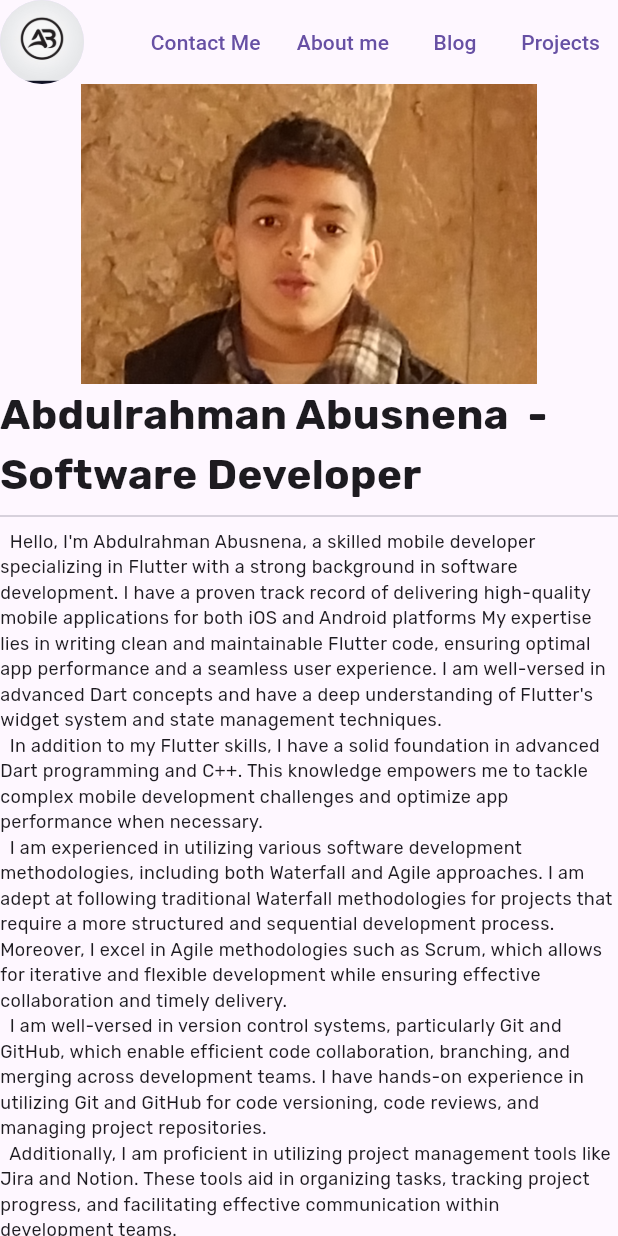
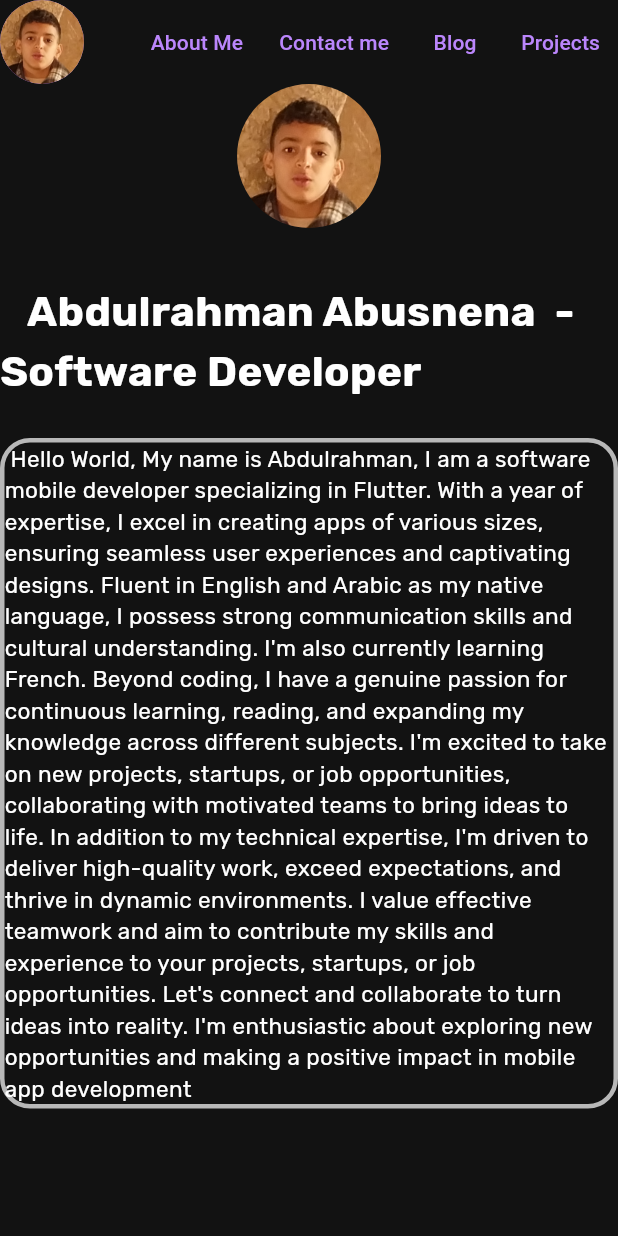
Before and after one commit to AbdulrahmanAbusnena/abdul-portofolio, a Flutter app: the screen it shows after launch, on a phone screen of 412 x 824 dp. Run offline on Flutter 3.47's test engine with Material 3 defaults, Android fonts, the phone set to English and light mode, and no system bars; drawn by our look-alikes of flutter_animate; our stand-ins replace google_fonts.

Commit message:
git commit

```diff
--- a/lib/about.dart
+++ b/lib/about.dart
@@ -1,4 +1,6 @@
+import 'package:abdul/themes_colors/theme.dart';
 import 'package:flutter/material.dart';
+import 'package:google_fonts/google_fonts.dart';
 
 class AboutPage extends StatefulWidget {
   const AboutPage({super.key});
@@ -11,8 +13,17 @@ class _AboutPageState extends State<AboutPage> {
   @override
   Widget build(BuildContext context) {
     return Scaffold(
-      body: Container(
-        child: Column(),
+      body: SingleChildScrollView(
+        child: Container(
+          child:
+              Column(crossAxisAlignment: CrossAxisAlignment.start, children: [
+            Text('About Me',
+                style: GoogleFonts.rubik(
+                  fontSize: 30,
+                  fontWeight: FontWeight.bold,
+                )),
+          ]),
+        ),
       ),
     );
   }
--- a/lib/homepage.dart
+++ b/lib/homepage.dart
@@ -1,4 +1,5 @@
 import 'package:flutter/material.dart';
+import 'package:flutter_animate/flutter_animate.dart';
 //import 'package:abdul/main.dart';
 import 'package:google_fonts/google_fonts.dart';
 import 'package:abdul/overview.dart';
@@ -16,15 +17,6 @@ class _HomePageState extends State<HomePage> {
   final name = 'Abdulrahman Abusnena';
   final jobTitle = 'Software Developer';
 
-  final intro = '';
-  final skills = [
-    'Mobile development',
-    'Flutter & dart',
-    'C++',
-    'Git',
-    'Github'
-  ];
-
   @override
   Widget build(BuildContext context) {
     return Scaffold(
@@ -34,69 +26,100 @@ class _HomePageState extends State<HomePage> {
           style: GoogleFonts.rubik(fontWeight: FontWeight.bold, fontSize: 25),
         ),
         // centerTitle: true,
-        leading: CircleAvatar(
+        leading: const CircleAvatar(
             backgroundImage: AssetImage(
-          'assets/ab.jpg',
+          'assets/abdul.png',
         )),
         actions: [
           TextButton(
               onPressed: () {
                 // ignore: avoid_print
-                print('Contact Me is Pressed');
+                print('About Me is Pressed');
               },
-              child: const Text('Contact Me')),
+              child: const Text('About Me')),
           TextButton(
             onPressed: () {
               // ignore: avoid_print
+              print('Contact me is Pressed');
             },
-            child: const Text('About me'),
+            child: const Text('Contact me'),
           ),
           TextButton(
-            onPressed: () {},
+            onPressed: () {
+              //ignore: avoid_print
+              print('Blog is Pressed');
+            },
             child: const Text('Blog'),
           ),
-          TextButton(onPressed: () {}, child: const Text('Projects')),
+          TextButton(
+              onPressed: () {
+                // ignore: avoid_print
+                print('Project is Pressed');
+              },
+              child: const Text('Projects')),
         ],
       ),
-      body: Column(
-        crossAxisAlignment: CrossAxisAlignment.start,
+      body: SingleChildScrollView(
+        child: Column(
+          //  crossAxisAlignment: CrossAxisAlignment.center,
           children: [
             Column(
-            // crossAxisAlignment: CrossAxisAlignment.center,
+              crossAxisAlignment: CrossAxisAlignment.center,
               children: [
-              Center(
-                child: Image.asset(
-                  'assets/abdul.png',
-                  height: 200,
-                  // idth: 25,
+                ClipOval(
+                  child: SizedBox.fromSize(
+                    size: const Size.fromRadius(48),
+                    child: Image.asset('assets/abdul.png', fit: BoxFit.cover),
                   ),
                 ),
               ],
             ),
-          Text(
-            '$name  - $jobTitle',
+            const SizedBox(
+              height: 35,
+            ),
+            Column(
+              //  crossAxisAlignment: CrossAxisAlignment.start,
+              children: [
+                Animate(
+                  effects: const [FadeEffect(), SlideEffect()],
+                  child: Text(
+                    '   $name  - $jobTitle', //
                     style: GoogleFonts.rubik(
                       fontSize: 28,
                       fontWeight: FontWeight.bold,
                     ),
+                    // textAlign: TextAlign.start
                   ),
-          Divider(),
+                )
+              ],
+            ),
+            const Divider(
+              height: 25,
+              endIndent: 405,
+              indent: 405,
+            ),
             Container(
-              //    alignment: Alignment.center,
+                //     alignment: Alignment.center,
+                // height: 10,
+                width: 450,
                 decoration: BoxDecoration(
-                borderRadius: BorderRadius.circular(10),
-              ),
+                    borderRadius: BorderRadius.circular(20),
+                    border: Border.all(color: Colors.white70, width: 3)),
                 child: Column(
                     crossAxisAlignment: CrossAxisAlignment.center,
                     children: [
                       Text(
-                      overview,
+                        intro,
                         style: GoogleFonts.rubik(
-                          fontSize: 12, fontWeight: FontWeight.normal),
+                            fontSize: 15, fontWeight: FontWeight.normal),
                         // overflow: TextOverflow.ellipsis,
+                        //     textAlign: TextAlign.center,
+                        //   overflow: TextOverflow.ellipsis,
+                        // maxLines: 20,
                       ),
-                  ]))
+                    ])),
           ],
+        ),
       ),
     );
   }
--- a/lib/main.dart
+++ b/lib/main.dart
@@ -1,5 +1,6 @@
 import 'package:flutter/material.dart';
 import 'package:abdul/homepage.dart';
+import 'package:abdul/themes_colors/theme.dart';
 
 void main() {
   runApp(const MainApp());
@@ -13,7 +14,7 @@ class MainApp extends StatelessWidget {
     return MaterialApp(
       debugShowCheckedModeBanner: false,
       title: 'Abdulrahman Abusnena',
-      theme: ThemeData(useMaterial3: true),
+      theme: darkMode,
       //  routes:
       home: const HomePage(),
     );
--- a/lib/overview.dart
+++ b/lib/overview.dart
@@ -7,3 +7,6 @@ String overview =
   As a mobile developer, I am committed to staying updated with the latest industry trends and continuously enhancing my skills. I am passionate about creating robust and innovative mobile solutions.
 
  If you have an exciting mobile project or collaboration opportunity, I would be thrilled to discuss it further. Thank you!''';
+
+String intro =
+    ''' Hello World, My name is Abdulrahman, I am a software mobile developer specializing in Flutter. With a year of expertise, I excel in creating apps of various sizes, ensuring seamless user experiences and captivating designs. Fluent in English and Arabic as my native language, I possess strong communication skills and cultural understanding. I'm also currently learning French. Beyond coding, I have a genuine passion for continuous learning, reading, and expanding my knowledge across different subjects. I'm excited to take on new projects, startups, or job opportunities, collaborating with motivated teams to bring ideas to life. In addition to my technical expertise, I'm driven to deliver high-quality work, exceed expectations, and thrive in dynamic environments. I value effective teamwork and aim to contribute my skills and experience to your projects, startups, or job opportunities. Let's connect and collaborate to turn ideas into reality. I'm enthusiastic about exploring new opportunities and making a positive impact in mobile app development''';
--- /dev/null
+++ b/lib/themes_colors/theme.dart
@@ -0,0 +1,11 @@
+import 'package:flutter/material.dart';
+
+ThemeData light = ThemeData(
+    brightness: Brightness.light,
+    useMaterial3: true,
+    colorScheme: ColorScheme.light());
+
+ThemeData darkMode = ThemeData(
+    brightness: Brightness.dark,
+    useMaterial3: true,
+    colorScheme: ColorScheme.dark());
--- a/pubspec.yaml
+++ b/pubspec.yaml
@@ -37,6 +37,7 @@ dependencies:
   cupertino_icons: ^1.0.2
   flutter_svg: ^2.0.9
   google_fonts: ^6.1.0
+  flutter_animate: ^4.3.0
 
 dev_dependencies:
   flutter_test:
```
Also changed, not shown: pubspec.lock. Lines whose indentation alone changed are shown as unchanged.
